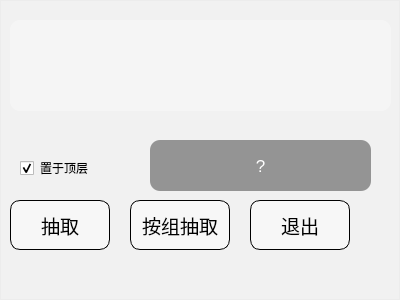
Old version of the form src/mainwindow.ui in the repository starrykiller/agonblick.
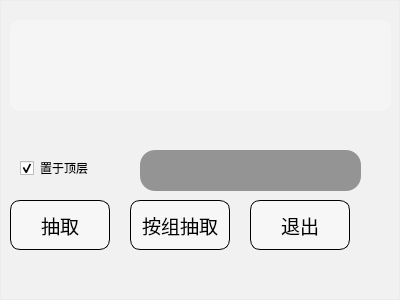
New version of the form. Icons and pictures are not drawn.

Commit message: bug紧急修复；3.2.1

Patch:
```diff
--- a/src/mainwindow.ui
+++ b/src/mainwindow.ui
@@ -58,14 +58,7 @@
 background-color: rgba(255, 255, 255, 180);
 }
 
-#frame #statusShow {
-background-color: rgba(55, 55, 55, 0.5);
-color: #FFF;
-}
-
-#frame #statusShow {
-color:#FFF;
-}</string>
+</string>
    </property>
    <property name="frameShape">
     <enum>QFrame::StyledPanel</enum>
@@ -119,36 +112,6 @@
      <string>抽取</string>
     </property>
    </widget>
-   <widget class="QLabel" name="statusShow">
-    <property name="geometry">
-     <rect>
-      <x>150</x>
-      <y>140</y>
-      <width>221</width>
-      <height>51</height>
-     </rect>
-    </property>
-    <property name="font">
-     <font>
-      <pointsize>13</pointsize>
-     </font>
-    </property>
-    <property name="autoFillBackground">
-     <bool>false</bool>
-    </property>
-    <property name="styleSheet">
-     <string notr="true"/>
-    </property>
-    <property name="frameShadow">
-     <enum>QFrame::Plain</enum>
-    </property>
-    <property name="text">
-     <string>?</string>
-    </property>
-    <property name="alignment">
-     <set>Qt::AlignCenter</set>
-    </property>
-   </widget>
    <widget class="QTextEdit" name="nameShow">
     <property name="geometry">
      <rect>
@@ -246,13 +209,32 @@
      <bool>false</bool>
     </property>
    </widget>
-   <zorder>exit</zorder>
-   <zorder>random</zorder>
-   <zorder>nameShow</zorder>
-   <zorder>randomByGroup</zorder>
-   <zorder>infoShow</zorder>
-   <zorder>stayOnTop</zorder>
-   <zorder>statusShow</zorder>
+   <widget class="QTextEdit" name="statusShow">
+    <property name="geometry">
+     <rect>
+      <x>140</x>
+      <y>150</y>
+      <width>221</width>
+      <height>41</height>
+     </rect>
+    </property>
+    <property name="styleSheet">
+     <string notr="true">
+background-color: rgba(55, 55, 55, 0.5);
+color: #FFF;
+border-radius: 15px;</string>
+    </property>
+    <property name="readOnly">
+     <bool>true</bool>
+    </property>
+    <property name="html">
+     <string>&lt;!DOCTYPE HTML PUBLIC &quot;-//W3C//DTD HTML 4.0//EN&quot; &quot;http://www.w3.org/TR/REC-html40/strict.dtd&quot;&gt;
+&lt;html&gt;&lt;head&gt;&lt;meta name=&quot;qrichtext&quot; content=&quot;1&quot; /&gt;&lt;meta charset=&quot;utf-8&quot; /&gt;&lt;style type=&quot;text/css&quot;&gt;
+p, li { white-space: pre-wrap; }
+&lt;/style&gt;&lt;/head&gt;&lt;body style=&quot; font-family:'Microsoft YaHei UI'; font-size:9pt; font-weight:400; font-style:normal;&quot;&gt;
+&lt;p align=&quot;center&quot; style=&quot;-qt-paragraph-type:empty; margin-top:0px; margin-bottom:0px; margin-left:0px; margin-right:0px; -qt-block-indent:0; text-indent:0px; font-family:'Comic Sans MS';&quot;&gt;&lt;br /&gt;&lt;/p&gt;&lt;/body&gt;&lt;/html&gt;</string>
+    </property>
+   </widget>
   </widget>
  </widget>
  <resources>
```
The commit also changes 2 other files.
